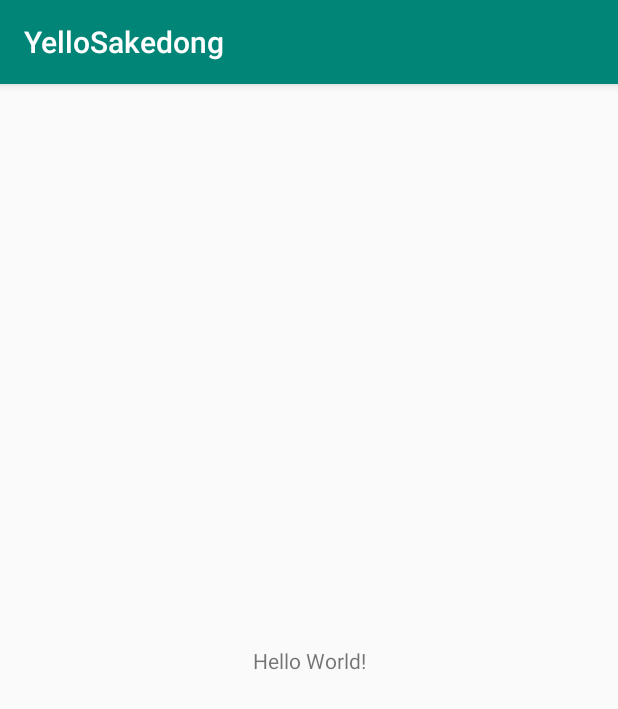
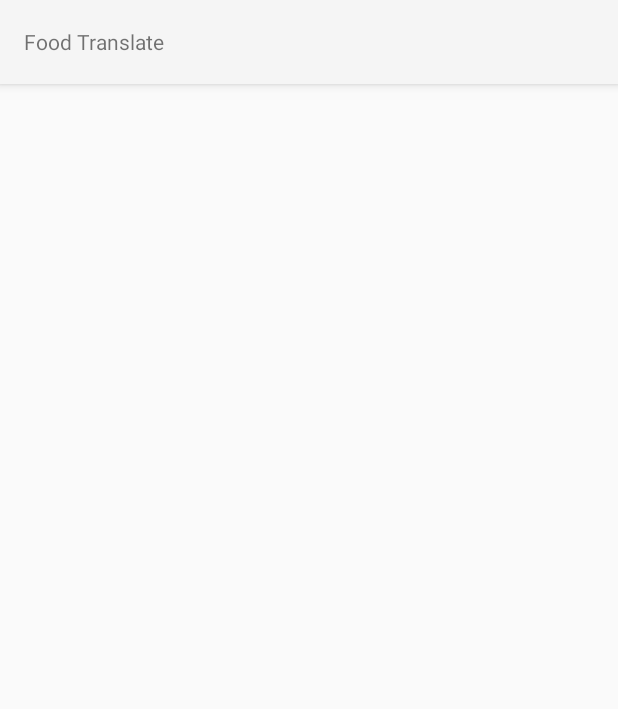
Before and after one commit to Nexters/Yello-Sakedong-Android, an Android app: the screen it shows after launch (MainActivity), on a phone screen of 412 x 824 dp. Shown: the top 709 px of the screen. Run offline under Robolectric (Android 15) with nearby library versions, the phone set to English and light mode, and no system bars; our stand-ins replace data binding.

Commit message:
Init. 옐로 사케동 안드로이드 초기 세팅

```diff
--- a/app/src/main/AndroidManifest.xml
+++ b/app/src/main/AndroidManifest.xml
@@ -8,8 +8,8 @@
         android:label="@string/app_name"
         android:roundIcon="@mipmap/ic_launcher_round"
         android:supportsRtl="true"
-        android:theme="@style/AppTheme">
-        <activity android:name=".MainActivity">
+        android:theme="@style/Theme.AppCompat.Light.NoActionBar">
+        <activity android:name=".main.MainActivity">
             <intent-filter>
                 <action android:name="android.intent.action.MAIN" />
 
--- a/app/src/main/java/com/yello_sakedong/nexters/yellosakedong/MainActivity.kt
+++ b/app/src/main/java/com/yello_sakedong/nexters/yellosakedong/main/MainActivity.kt
@@ -1,12 +1,14 @@
-package com.yello_sakedong.nexters.yellosakedong
+package com.yello_sakedong.nexters.yellosakedong.main
 
+import android.os.Bundle
 import android.support.v7.app.AppCompatActivity
-import android.os.Bundle
+import com.yello_sakedong.nexters.yellosakedong.R
 
 class MainActivity : AppCompatActivity() {
 
     override fun onCreate(savedInstanceState: Bundle?) {
         super.onCreate(savedInstanceState)
         setContentView(R.layout.activity_main)
+
     }
 }
--- /dev/null
+++ b/app/src/main/java/com/yello_sakedong/nexters/yellosakedong/utils/YELLO_SAKEDONG_URL.kt
@@ -0,0 +1,4 @@
+package com.yello_sakedong.nexters.yellosakedong.utils
+
+
+const val API_URL = ""
--- a/app/src/main/res/layout/activity_main.xml
+++ b/app/src/main/res/layout/activity_main.xml
@@ -1,10 +1,14 @@
 <?xml version="1.0" encoding="utf-8"?>
-<android.support.constraint.ConstraintLayout xmlns:android="http://schemas.android.com/apk/res/android"
+<layout>
+
+    <RelativeLayout xmlns:android="http://schemas.android.com/apk/res/android"
         xmlns:app="http://schemas.android.com/apk/res-auto"
         xmlns:tools="http://schemas.android.com/tools"
         android:layout_width="match_parent"
         android:layout_height="match_parent"
-    tools:context=".MainActivity">
+        tools:context=".main.MainActivity">
+
+        <include layout="@layout/base_toolbar"/>
 
         <TextView
             android:layout_width="wrap_content"
@@ -15,4 +19,6 @@
             app:layout_constraintRight_toRightOf="parent"
             app:layout_constraintTop_toTopOf="parent" />
 
-</android.support.constraint.ConstraintLayout>
+    </RelativeLayout>
+
+</layout>
--- /dev/null
+++ b/app/src/main/res/layout/base_toolbar.xml
@@ -0,0 +1,19 @@
+<?xml version="1.0" encoding="utf-8"?>
+<android.support.design.widget.AppBarLayout xmlns:android="http://schemas.android.com/apk/res/android"
+    android:id="@+id/appBar"
+    android:layout_width="match_parent"
+    android:layout_height="wrap_content"
+    android:theme="@style/ThemeOverlay.AppCompat.ActionBar">
+
+    <!-- Toolbar is the actual app bar with text and the action items -->
+    <android.support.v7.widget.Toolbar
+        android:id="@+id/toolbar"
+        android:layout_width="match_parent"
+        android:layout_height="?attr/actionBarSize">
+
+        <TextView
+            android:layout_width="wrap_content"
+            android:layout_height="wrap_content"
+            android:text="@string/title" />
+    </android.support.v7.widget.Toolbar>
+</android.support.design.widget.AppBarLayout>
--- a/app/src/main/res/values/strings.xml
+++ b/app/src/main/res/values/strings.xml
@@ -1,3 +1,4 @@
 <resources>
     <string name="app_name">YelloSakedong</string>
+    <string name="title">Food Translate</string>
 </resources>
--- a/build.gradle
+++ b/build.gradle
@@ -2,6 +2,10 @@
 
 buildscript {
     ext.kotlin_version = '1.2.71'
+    ext.koin_version = '1.0.2'
+    ext.retrofit_version = '2.5.0'
+    ext.okhttp_version = '3.12.1'
+
     repositories {
         google()
         jcenter()
```
Also changed, not shown: app/build.gradle (+34 -3 lines), app/src/main/java/com/yello_sakedong/nexters/yellosakedong/base/BaseViewModel.kt (added, +22 -0 lines), app/src/main/java/com/yello_sakedong/nexters/yellosakedong/base/SingleLiveEvent.kt (added, +46 -0 lines), app/src/main/java/com/yello_sakedong/nexters/yellosakedong/main/viewmodel/MainViewModel.kt (added, +7 -0 lines), app/src/main/java/com/yello_sakedong/nexters/yellosakedong/network/API.kt (added, +16 -0 lines), app/src/main/java/com/yello_sakedong/nexters/yellosakedong/splash/SplashActivity.kt (added, +12 -0 lines), 1 other file. Lines whose indentation alone changed are shown as unchanged.
